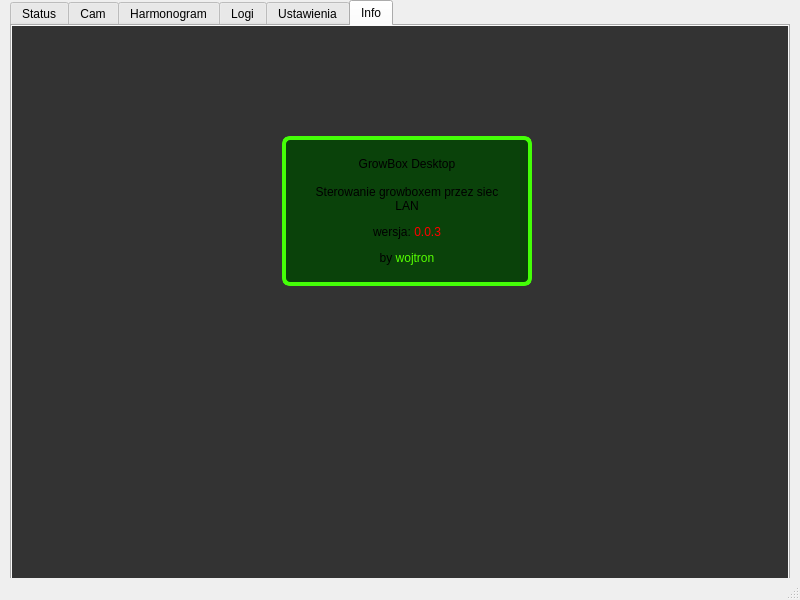
Qt form 3growbox_qtwidget/GrowBoxDesktop/mainwindow.ui (wojtron2/Desktop_QT_app_box) before a commit.
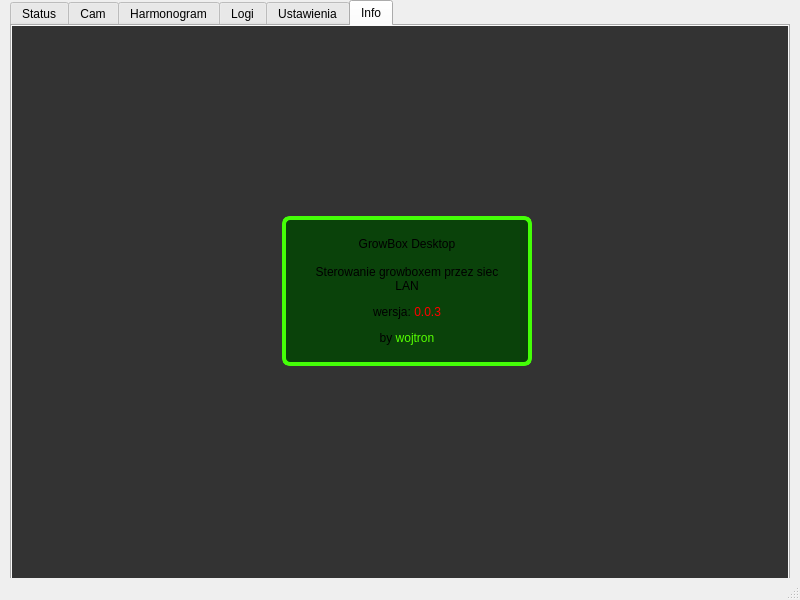
The same form after that commit. Icons and pictures are not drawn.

Commit message: fix window size

Diff of the .ui file:
```diff
--- a/3growbox_qtwidget/GrowBoxDesktop/mainwindow.ui
+++ b/3growbox_qtwidget/GrowBoxDesktop/mainwindow.ui
@@ -109,7 +109,7 @@
       <property name="geometry">
        <rect>
         <x>270</x>
-        <y>110</y>
+        <y>190</y>
         <width>250</width>
         <height>150</height>
        </rect>
```
The commit also changes 1 other file.
